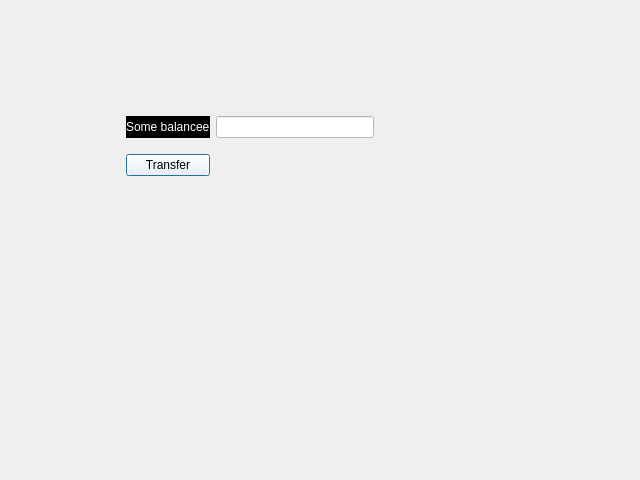
This is personal_cabinet.ui in Unit-chain/wallet as Qt 5 draws it before an edit. The edited form follows.
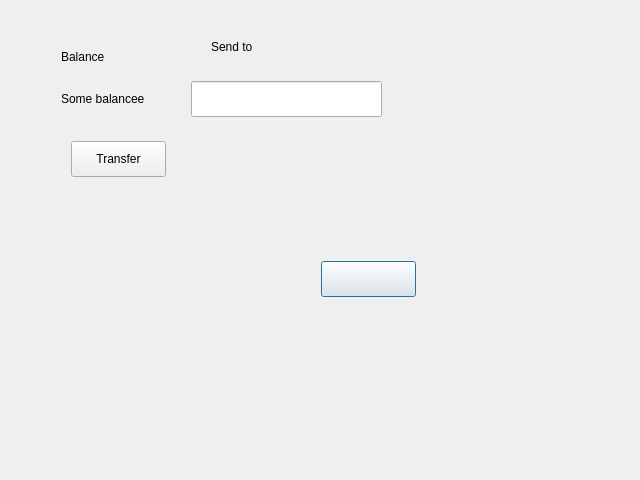
This is the edited form.

Commit message: logo has finaly began to look nice; you can now go back to main page from personal_cabinet page

What changed in the file:
```diff
--- a/personal_cabinet.ui
+++ b/personal_cabinet.ui
@@ -13,69 +13,108 @@
   <property name="windowTitle">
    <string>Dialog</string>
   </property>
+  <layout class="QVBoxLayout" name="verticalLayout">
+   <item>
   <widget class="QStackedWidget" name="stackedWidget">
-   <property name="geometry">
-    <rect>
-     <x>120</x>
-     <y>100</y>
-     <width>260</width>
-     <height>92</height>
-    </rect>
-   </property>
-   <property name="sizePolicy">
-    <sizepolicy hsizetype="Maximum" vsizetype="Maximum">
-     <horstretch>0</horstretch>
-     <verstretch>0</verstretch>
-    </sizepolicy>
+     <property name="currentIndex">
+      <number>0</number>
    </property>
    <widget class="QWidget" name="page">
-    <widget class="QWidget" name="">
+      <widget class="QPushButton" name="pshBtn_main_menu">
      <property name="geometry">
       <rect>
-       <x>6</x>
-       <y>6</y>
-       <width>248</width>
-       <height>80</height>
-      </rect>
-     </property>
-     <layout class="QGridLayout" name="gridLayout">
-      <item row="0" column="0">
-       <widget class="QLabel" name="balanceLabel">
+         <x>310</x>
+         <y>250</y>
+         <width>95</width>
+         <height>36</height>
+        </rect>
+       </property>
         <property name="styleSheet">
-         <string notr="true">color:white;
-background-color:black;</string>
+        <string notr="true"/>
         </property>
         <property name="text">
-         <string>Some balancee</string>
-        </property>
-       </widget>
-      </item>
-      <item row="0" column="1">
-       <widget class="QLineEdit" name="superMegaLineEdit">
+        <string/>
+       </property>
+      </widget>
+      <widget class="QLineEdit" name="line_send_to">
+       <property name="geometry">
+        <rect>
+         <x>180</x>
+         <y>70</y>
+         <width>191</width>
+         <height>36</height>
+        </rect>
+       </property>
         <property name="styleSheet">
-         <string notr="true">background-color:white;</string>
+        <string notr="true"/>
         </property>
         <property name="readOnly">
          <bool>true</bool>
         </property>
        </widget>
-      </item>
-      <item row="1" column="0">
-       <widget class="QPushButton" name="pushButton">
+      <widget class="QLabel" name="label_balance">
+       <property name="geometry">
+        <rect>
+         <x>50</x>
+         <y>30</y>
+         <width>81</width>
+         <height>31</height>
+        </rect>
+       </property>
+       <property name="text">
+        <string>Balance</string>
+       </property>
+      </widget>
+      <widget class="QLabel" name="label_current_balance">
+       <property name="geometry">
+        <rect>
+         <x>50</x>
+         <y>70</y>
+         <width>95</width>
+         <height>36</height>
+        </rect>
+       </property>
         <property name="styleSheet">
-         <string notr="true">background-color:white;
-</string>
+        <string notr="true"/>
+       </property>
+       <property name="text">
+        <string>Some balancee</string>
+       </property>
+      </widget>
+      <widget class="QLabel" name="label_send_to">
+       <property name="geometry">
+        <rect>
+         <x>200</x>
+         <y>20</y>
+         <width>81</width>
+         <height>31</height>
+        </rect>
+       </property>
+       <property name="text">
+        <string>Send to</string>
+       </property>
+      </widget>
+      <widget class="QPushButton" name="pshBtn_send">
+       <property name="geometry">
+        <rect>
+         <x>60</x>
+         <y>130</y>
+         <width>95</width>
+         <height>36</height>
+        </rect>
+       </property>
+       <property name="styleSheet">
+        <string notr="true"/>
         </property>
         <property name="text">
          <string>Transfer</string>
         </property>
        </widget>
-      </item>
-     </layout>
-    </widget>
    </widget>
    <widget class="QWidget" name="page_2"/>
   </widget>
+   </item>
+  </layout>
  </widget>
  <resources/>
  <connections/>
```
Lines whose indentation alone changed are shown as unchanged. The commit also changes 8 other files.
